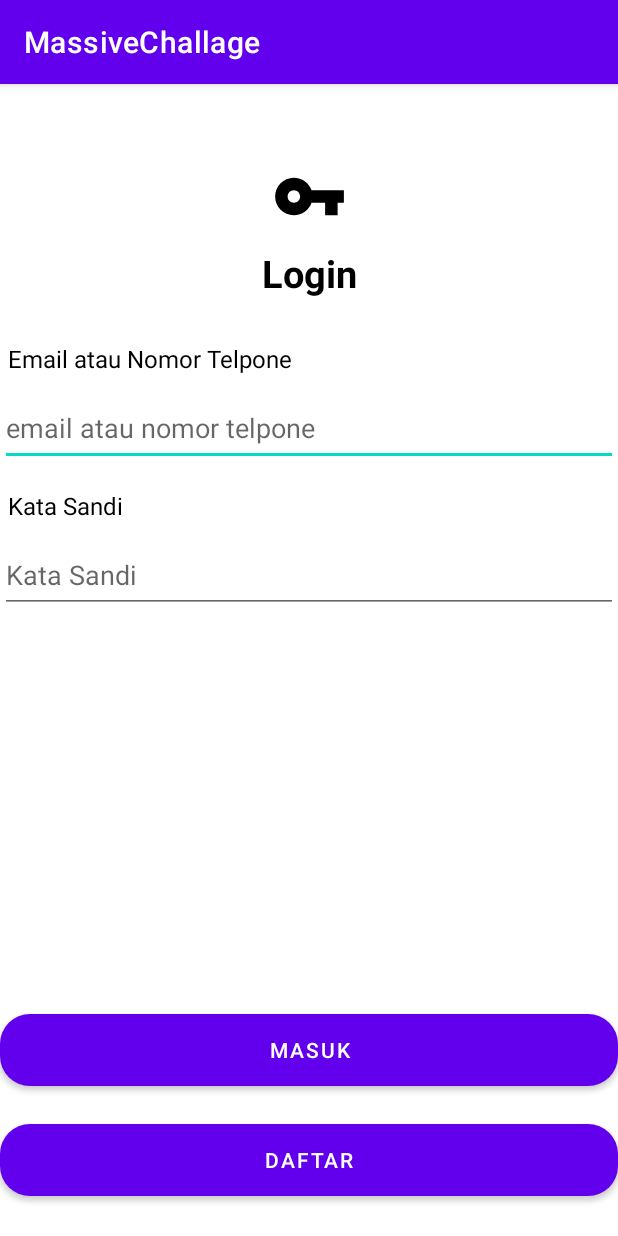
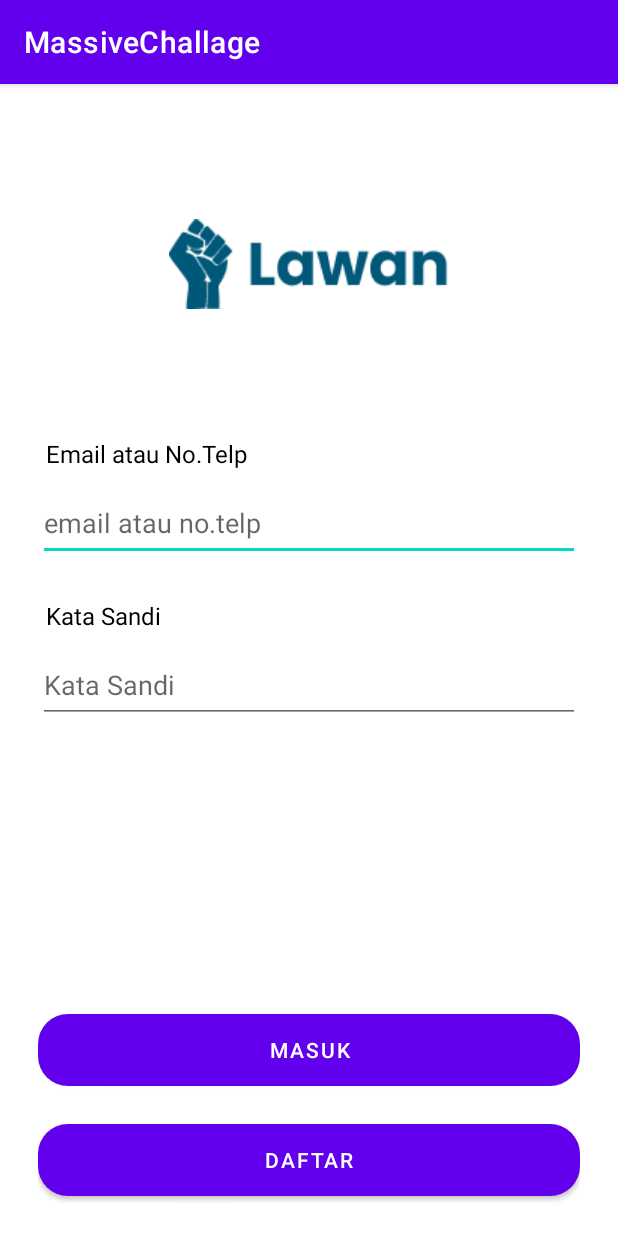
Before and after one commit to Annisa6780/Massive, an Android app: the LoginActivity screen opened directly, with no data from a screen before it, on a phone screen of 412 x 824 dp. Run offline under Robolectric (Android 15) with nearby library versions, the phone set to English and light mode, and no system bars.

Commit message:
mengubah onboarding1
melakukan perubahan tampilan onboarding1

```diff
--- a/MassiveChallage/app/src/main/res/layout/activity_login.xml
+++ b/MassiveChallage/app/src/main/res/layout/activity_login.xml
@@ -4,48 +4,34 @@
     xmlns:tools="http://schemas.android.com/tools"
     android:layout_width="match_parent"
     android:layout_height="match_parent"
+    android:paddingLeft="25dp"
+    android:paddingRight="25dp"
     tools:context=".OnBoarding4Activity">
 
     <ImageView
         android:id="@+id/ic_key"
-        android:layout_width="50dp"
-        android:layout_height="50dp"
-        android:src="@drawable/key"
-        android:layout_marginTop="50dp"
+        android:layout_width="wrap_content"
+        android:layout_height="wrap_content"
+        android:src="@drawable/logoapp"
+        android:layout_marginTop="90dp"
         app:layout_constraintStart_toStartOf="parent"
         app:layout_constraintTop_toTopOf="parent"
         app:layout_constraintEnd_toEndOf="parent"/>
 
-
-    <TextView
-        android:id="@+id/textView"
-        android:layout_width="match_parent"
-        android:layout_height="wrap_content"
-        android:padding="5dp"
-        android:layout_marginTop="3dp"
-        android:text="Login"
-        android:textAlignment="center"
-        android:textColor="@color/black"
-        android:textSize="25dp"
-        android:textStyle="bold"
-        app:layout_constraintEnd_toEndOf="parent"
-        app:layout_constraintStart_toStartOf="parent"
-        app:layout_constraintTop_toBottomOf="@+id/ic_key"
-        />
 
 
     <TextView
         android:id="@+id/textView2"
         android:layout_width="match_parent"
         android:layout_height="wrap_content"
-        android:layout_marginTop="18dp"
+        android:layout_marginTop="80dp"
         android:padding="5dp"
-        android:text="Email atau Nomor Telpone"
+        android:text="Email atau No.Telp"
         android:textColor="@color/black"
         android:textSize="16dp"
         app:layout_constraintEnd_toEndOf="parent"
         app:layout_constraintStart_toStartOf="parent"
-        app:layout_constraintTop_toBottomOf="@+id/textView" />
+        app:layout_constraintTop_toBottomOf="@+id/ic_key" />
 
 
     <EditText
@@ -54,7 +40,7 @@
         android:layout_height="50dp"
         android:layout_marginTop="5dp"
         android:ems="40"
-        android:hint="email atau nomor telpone"
+        android:hint="email atau no.telp"
         app:layout_constraintTop_toBottomOf="@+id/textView2"
         app:layout_constraintEnd_toEndOf="parent"
         app:layout_constraintStart_toStartOf="parent"/>
@@ -67,7 +53,7 @@
         android:textSize="16dp"
         android:textColor="@color/black"
         android:padding="5dp"
-        android:layout_marginTop="10dp"
+        android:layout_marginTop="20dp"
         app:layout_constraintTop_toBottomOf="@+id/editTextTextPersonName"
         app:layout_constraintEnd_toEndOf="parent"
         app:layout_constraintStart_toStartOf="parent"
```
Also changed, not shown: MassiveChallage/app/src/main/res/layout/activity_on_boarding1.xml (+28 -12 lines), MassiveChallage/app/src/main/res/layout/activity_on_boarding4.xml (line endings or trailing spaces).
